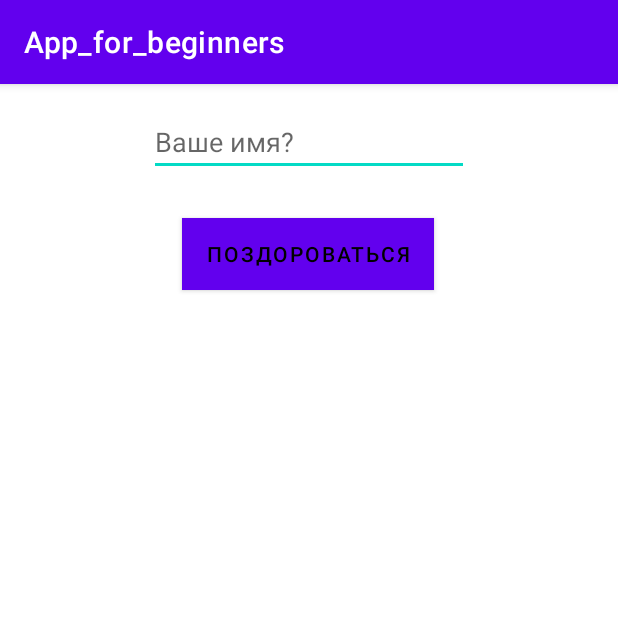
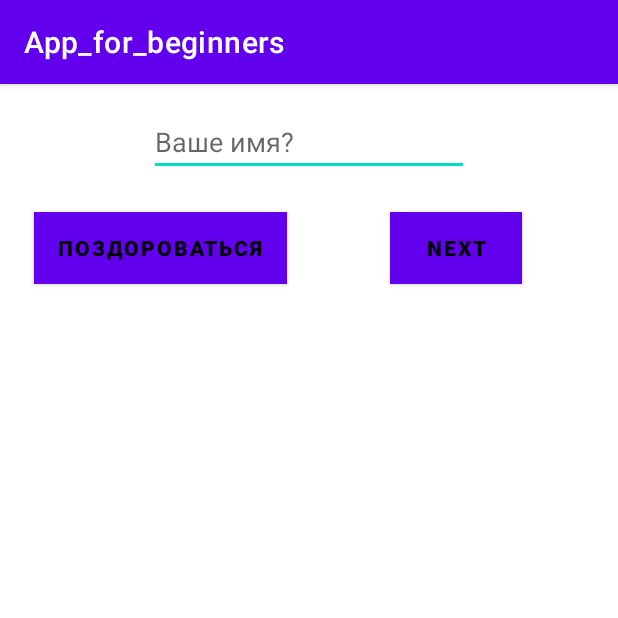
Before and after one commit to Black-Raven-92/App_for_beginners, an Android app: the screen it shows after launch (MainActivity), on a phone screen of 412 x 824 dp, the top half of it. Run offline under Robolectric (Android 15) with nearby library versions, the phone set to English and light mode, and no system bars.

Commit message:
HW_1_need_fix

```diff
--- a/app/src/main/AndroidManifest.xml
+++ b/app/src/main/AndroidManifest.xml
@@ -10,6 +10,9 @@
         android:supportsRtl="true"
         android:theme="@style/Theme.App_for_beginners">
         <activity
+            android:name=".next_activity"
+            android:exported="false" />
+        <activity
             android:name=".MainActivity"
             android:exported="true">
             <intent-filter>
--- a/app/src/main/java/ua/black_raven/app_for_beginners/MainActivity.java
+++ b/app/src/main/java/ua/black_raven/app_for_beginners/MainActivity.java
@@ -1,14 +1,68 @@
 package ua.black_raven.app_for_beginners;
 
+import android.content.Intent;
+import android.os.Bundle;
+import android.widget.Button;
+import android.widget.EditText;
+import android.widget.ImageView;
+import android.widget.TextView;
+
+import androidx.annotation.NonNull;
 import androidx.appcompat.app.AppCompatActivity;
 
-import android.os.Bundle;
+public class MainActivity extends AppCompatActivity {
+    private String text;
+    boolean flag1;
 
-public class MainActivity extends AppCompatActivity {
+    Button nextBtn;
+    TextView textView;
+    ImageView imageView;
+    Button helloBtn;
+    EditText editText;
+
 
     @Override
     protected void onCreate(Bundle savedInstanceState) {
         super.onCreate(savedInstanceState);
         setContentView(R.layout.activity_main);
+        nextBtn = findViewById(R.id.next_btn);
+        textView = findViewById(R.id.textView);
+        imageView = findViewById(R.id.imageView);
+        editText = findViewById(R.id.editTextTextPersonName);
+        helloBtn = findViewById(R.id.hello_btn);
+        if (savedInstanceState != null) {
+            flag1 = (boolean) savedInstanceState.getBoolean("flag");
+
+        }
+        nextBtn.setOnClickListener(v ->
+        {
+            Intent intent = new Intent(MainActivity.this, next_activity.class);
+            startActivity(intent);
+
+        });
+    }
+
+    @Override
+    protected void onResume() {
+        super.onResume();
+        helloBtn.setOnClickListener(v -> {
+            if (flag1 == true) {
+                initHi();
+            } else {
+                initHello();
+            }
+        });
+    }
+
+    public void initHello() {
+        text = String.valueOf(editText.getText());
+        textView.setText("Привет," + text);
+        imageView.setImageResource(R.drawable.privet);
+    }
+
+    public void initHi() {
+        text = String.valueOf(editText.getText());
+        textView.setText("Здороооуу," + text);
+        imageView.setImageResource(R.drawable.pacan);
     }
 }
--- a/app/src/main/res/layout/activity_main.xml
+++ b/app/src/main/res/layout/activity_main.xml
@@ -1,11 +1,12 @@
 <?xml version="1.0" encoding="utf-8"?>
+
 <androidx.constraintlayout.widget.ConstraintLayout xmlns:android="http://schemas.android.com/apk/res/android"
     xmlns:app="http://schemas.android.com/apk/res-auto"
     xmlns:tools="http://schemas.android.com/tools"
     android:layout_width="match_parent"
     android:layout_height="match_parent"
-    tools:context=".MainActivity"
-    android:padding="16dp">
+    android:padding="16dp"
+    tools:context=".MainActivity">
 
 
     <EditText
@@ -13,41 +14,61 @@
         android:layout_width="wrap_content"
         android:layout_height="wrap_content"
         android:ems="10"
+        android:hint="@string/edittext_name"
         android:inputType="textPersonName"
-        android:hint="@string/edittext_name"
         app:layout_constraintEnd_toEndOf="parent"
         app:layout_constraintStart_toStartOf="parent"
         app:layout_constraintTop_toTopOf="parent" />
-
-    <com.google.android.material.button.MaterialButton
-        android:id="@+id/materialButton"
-        style="@style/btn_style"
-        android:layout_marginTop="28dp"
-        android:text="@string/bnt_text"
-        app:layout_constraintEnd_toEndOf="parent"
-        app:layout_constraintHorizontal_bias="0.498"
-        app:layout_constraintStart_toStartOf="parent"
-        app:layout_constraintTop_toBottomOf="@+id/editTextTextPersonName" />
 
     <TextView
         android:id="@+id/textView"
         android:layout_width="wrap_content"
         android:layout_height="wrap_content"
         android:layout_marginTop="40dp"
-        android:textSize="40sp"
+        android:textSize="@dimen/text_size"
         android:textStyle="bold"
         app:layout_constraintEnd_toEndOf="parent"
         app:layout_constraintStart_toStartOf="parent"
-        app:layout_constraintTop_toBottomOf="@+id/materialButton"
+        app:layout_constraintTop_toBottomOf="@+id/hello_btn"
         tools:text="Ghbdtn" />
 
     <ImageView
+        android:id="@+id/imageView"
+        android:layout_width="378dp"
+        android:layout_height="466dp"
+        android:layout_marginTop="16dp"
+        android:scaleType="centerInside"
+        app:layout_constraintEnd_toEndOf="parent"
+        app:layout_constraintHorizontal_bias="0.484"
+        app:layout_constraintStart_toStartOf="parent"
+        app:layout_constraintTop_toBottomOf="@+id/textView"
+        tools:src="@drawable/privet" />
+
+    <Button
+        android:id="@+id/next_btn"
+        style="@style/btn_style"
         android:layout_width="wrap_content"
         android:layout_height="wrap_content"
-        android:layout_marginTop="124dp"
+        android:layout_marginTop="24dp"
+        android:layout_marginEnd="48dp"
+        android:text="@string/next_text"
         app:layout_constraintEnd_toEndOf="parent"
+        app:layout_constraintTop_toBottomOf="@+id/editTextTextPersonName" />
+
+    <com.google.android.material.button.MaterialButton
+
+        android:id="@+id/hello_btn"
+        style="@style/btn_style"
+        android:layout_width="wrap_content"
+        android:layout_height="wrap_content"
+        android:layout_marginTop="24dp"
+        android:text="@string/bnt_text"
+        app:layout_constraintBottom_toTopOf="@+id/textView"
+        app:layout_constraintEnd_toEndOf="parent"
+        app:layout_constraintEnd_toStartOf="@+id/next_btn"
+        app:layout_constraintHorizontal_bias="0.089"
         app:layout_constraintStart_toStartOf="parent"
-        app:layout_constraintTop_toBottomOf="@+id/textView" />
+        app:layout_constraintTop_toBottomOf="@+id/editTextTextPersonName" />
 
 
 </androidx.constraintlayout.widget.ConstraintLayout>
--- a/app/src/main/res/values/colors.xml
+++ b/app/src/main/res/values/colors.xml
@@ -8,4 +8,7 @@
     <color name="black">#FF000000</color>
     <color name="white">#FFFFFFFF</color>
     <color name="green">#70E275</color>
+    <color name="yellow">#F4D60F</color>
+
+
 </resources>
--- /dev/null
+++ b/app/src/main/res/values/dimens.xml
@@ -0,0 +1,6 @@
+<?xml version="1.0" encoding="utf-8"?>
+<resources>
+    <dimen name="text_size">40sp</dimen>
+    <dimen name="btn_height">50dp</dimen>
+    <dimen name="btn_width">150dp</dimen>
+</resources>
--- a/app/src/main/res/values/strings.xml
+++ b/app/src/main/res/values/strings.xml
@@ -2,4 +2,5 @@
     <string name="app_name">App_for_beginners</string>
     <string name="edittext_name">Ваше имя?</string>
     <string name="bnt_text">Поздороваться</string>
+    <string name="next_text">Next</string>
 </resources>
--- a/app/src/main/res/values/themes.xml
+++ b/app/src/main/res/values/themes.xml
@@ -16,9 +16,12 @@
     <style name="btn_style" parent="TextAppearance.AppCompat.Button">
         <item name="android:background">@color/green</item>
         <item name="android:textColor">@color/black</item>
-        <item name="android:layout_height">wrap_content</item>
-        <item name="android:layout_width">wrap_content</item>
+        <item name="android:layout_height">@dimen/btn_height</item>
+        <item name="android:layout_width">@dimen/btn_width</item>
         <item name="strokeWidth">2dp</item>
         <item name="strokeColor">@color/purple_200</item>
+        <item name="android:textStyle">bold</item>
+
+
     </style>
 </resources>
```
Also changed, not shown: app/src/main/java/ua/black_raven/app_for_beginners/next_activity.java (added, +33 -0 lines), app/src/main/res/layout/next_activity.xml (added, +87 -0 lines), app/src/main/res/drawable/background.jpg (added), app/src/main/res/drawable/pacan.png (added), app/src/main/res/drawable/privet.png (added).
